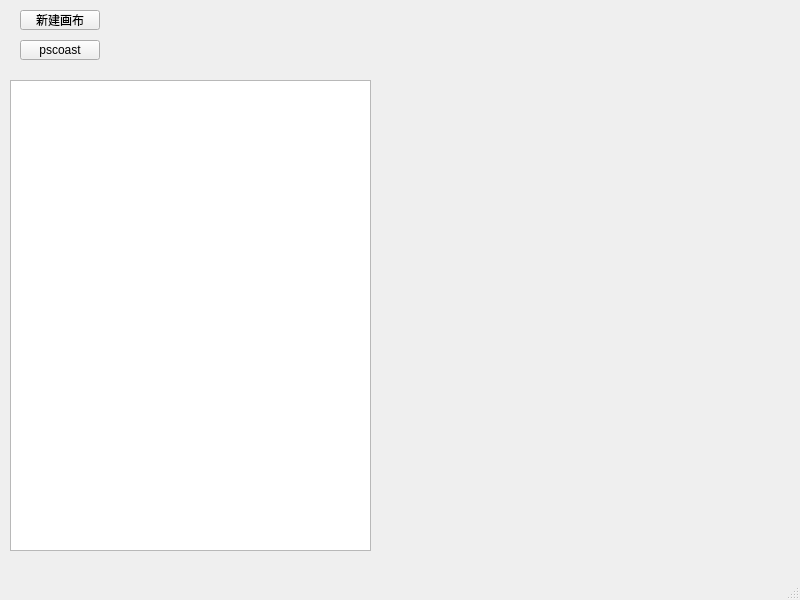
Before: the Qt Designer form mainwindow.ui in CovMat/GMT-mini-GUI, drawn with Qt 5.
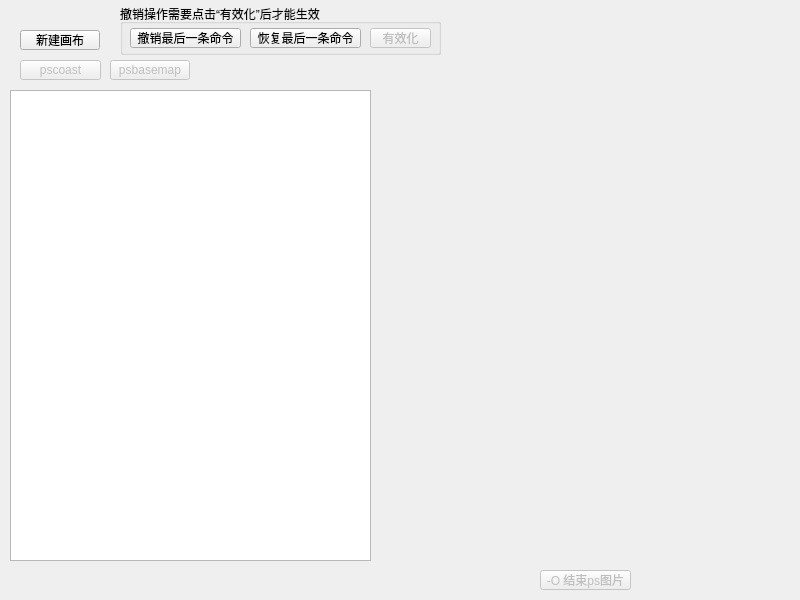
After: the same form once the commit is applied.

Diff of the .ui file:
```diff
--- a/mainwindow.ui
+++ b/mainwindow.ui
@@ -18,7 +18,7 @@
     <property name="geometry">
      <rect>
       <x>20</x>
-      <y>10</y>
+      <y>30</y>
       <width>80</width>
       <height>20</height>
      </rect>
@@ -31,18 +31,21 @@
     <property name="geometry">
      <rect>
       <x>10</x>
-      <y>80</y>
+      <y>90</y>
       <width>361</width>
       <height>471</height>
      </rect>
     </property>
    </widget>
    <widget class="QPushButton" name="pscoast">
+    <property name="enabled">
+     <bool>false</bool>
+    </property>
     <property name="geometry">
      <rect>
       <x>20</x>
-      <y>40</y>
-      <width>80</width>
+      <y>60</y>
+      <width>81</width>
       <height>20</height>
      </rect>
     </property>
@@ -50,18 +53,94 @@
      <string>pscoast</string>
     </property>
    </widget>
+   <widget class="QPushButton" name="endps">
+    <property name="enabled">
+     <bool>false</bool>
+    </property>
+    <property name="geometry">
+     <rect>
+      <x>540</x>
+      <y>570</y>
+      <width>91</width>
+      <height>20</height>
+     </rect>
+    </property>
+    <property name="text">
+     <string>-O 结束ps图片</string>
+    </property>
+   </widget>
+   <widget class="QGroupBox" name="groupBox">
+    <property name="geometry">
+     <rect>
+      <x>120</x>
+      <y>4</y>
+      <width>321</width>
+      <height>51</height>
+     </rect>
+    </property>
+    <property name="title">
+     <string>撤销操作需要点击“有效化”后才能生效</string>
+    </property>
+    <widget class="QPushButton" name="redo">
+     <property name="geometry">
+      <rect>
+       <x>130</x>
+       <y>24</y>
+       <width>111</width>
+       <height>20</height>
+      </rect>
+     </property>
+     <property name="text">
+      <string>恢复最后一条命令</string>
+     </property>
+    </widget>
+    <widget class="QPushButton" name="undo">
+     <property name="geometry">
+      <rect>
+       <x>10</x>
+       <y>24</y>
+       <width>111</width>
+       <height>20</height>
+      </rect>
+     </property>
+     <property name="text">
+      <string>撤销最后一条命令</string>
+     </property>
+    </widget>
+    <widget class="QPushButton" name="undo_confirm">
+     <property name="enabled">
+      <bool>false</bool>
+     </property>
+     <property name="geometry">
+      <rect>
+       <x>250</x>
+       <y>24</y>
+       <width>61</width>
+       <height>20</height>
+      </rect>
+     </property>
+     <property name="text">
+      <string>有效化</string>
+     </property>
+    </widget>
+   </widget>
+   <widget class="QPushButton" name="psbasemap">
+    <property name="enabled">
+     <bool>false</bool>
+    </property>
+    <property name="geometry">
+     <rect>
+      <x>110</x>
+      <y>60</y>
+      <width>80</width>
+      <height>20</height>
+     </rect>
+    </property>
+    <property name="text">
+     <string>psbasemap</string>
+    </property>
+   </widget>
   </widget>
-  <widget class="QMenuBar" name="menubar">
-   <property name="geometry">
-    <rect>
-     <x>0</x>
-     <y>0</y>
-     <width>800</width>
-     <height>21</height>
-    </rect>
-   </property>
-  </widget>
-  <widget class="QStatusBar" name="statusbar"/>
  </widget>
  <resources/>
  <connections/>
```
